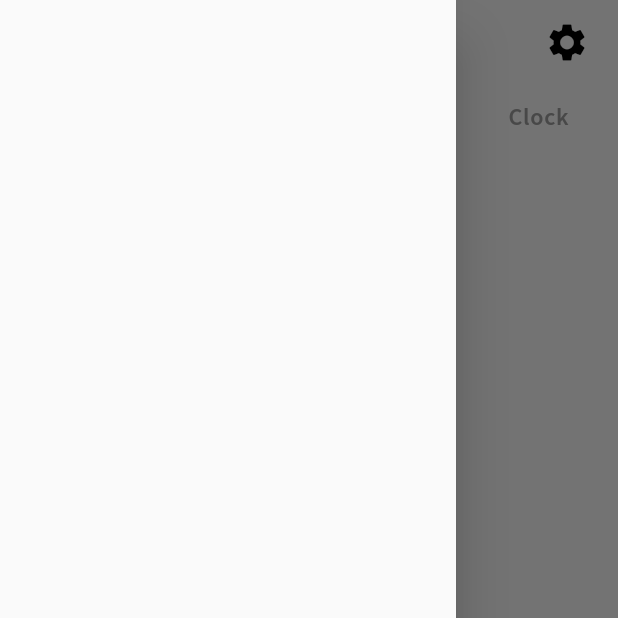
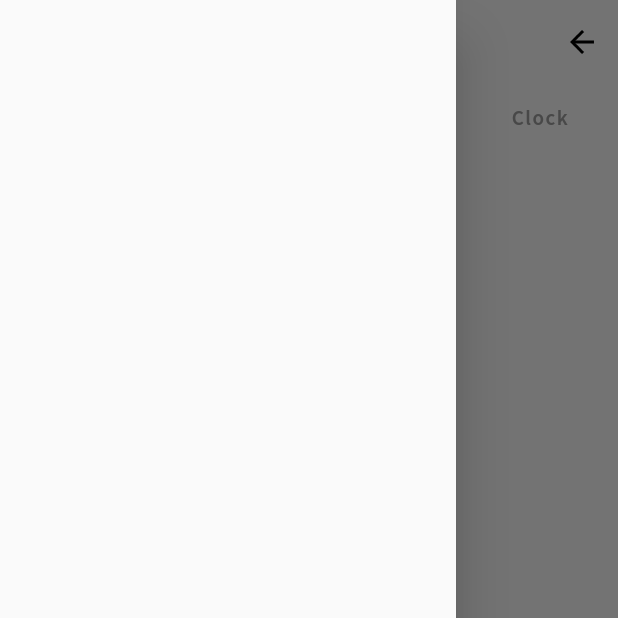
Before and after one commit to tuuhin/clockwork, a Flutter app: the screen it shows after launch, with the side drawer open, on a phone screen of 412 x 824 dp, the top half of it. Run offline on Flutter 3.47's test engine with Material 2 defaults, Android fonts, the phone set to English and light mode, and no system bars; our stand-ins replace google_fonts; missing offline and left inert: android_alarm_manager_plus.

```diff
--- a/lib/app/app.dart
+++ b/lib/app/app.dart
@@ -9,8 +9,10 @@ class App extends StatefulWidget {
   State<App> createState() => _AppState();
 }
 
-class _AppState extends State<App> with SingleTickerProviderStateMixin {
+class _AppState extends State<App> with TickerProviderStateMixin {
   late TabController _tabController;
+  late AnimationController _animationController;
+
   final List<Widget> _tabs = const [
     AlarmTab(),
     StopwatchTab(),
@@ -34,7 +36,10 @@ class _AppState extends State<App> with SingleTickerProviderStateMixin {
       length: 4,
       vsync: this,
     );
-    print(_tabController.indexIsChanging);
+
+    _animationController = AnimationController(
+        vsync: this, duration: const Duration(milliseconds: 200));
+
     _tabController.addListener(() {
       if (_tabController.index != _currentIndex &&
           !_tabController.indexIsChanging) {
@@ -45,39 +50,48 @@ class _AppState extends State<App> with SingleTickerProviderStateMixin {
     });
   }
 
+  void _onTap(int index) {
+    if (_currentIndex != index) {
+      setState(() => _currentIndex = index);
+      _tabController.animateTo(
+        index,
+        curve: Curves.decelerate,
+        duration: const Duration(milliseconds: 200),
+      );
+    }
+  }
+
   @override
   void dispose() {
     _tabController.dispose();
+    _animationController.dispose();
     super.dispose();
-  }
-
-  void _onTap(int index) {
-    if (_currentIndex != index) {
-      setState(() => _currentIndex = index);
-      _tabController.animateTo(index, curve: Curves.easeInOut);
-    }
   }
 
   @override
   Widget build(BuildContext context) {
     return Scaffold(
+        // extendBodyBehindAppBar: true,
         drawer: const AppDrawer(),
         appBar: AppBar(
+          automaticallyImplyLeading: false,
           backgroundColor: Colors.transparent,
           elevation: 0,
           actions: [
-            Padding(
-              padding: const EdgeInsets.only(right: 10),
-              child: Builder(builder: (context) {
-                return IconButton(
-                  onPressed: () {
-                    Scaffold.of(context).openDrawer();
-                  },
-                  icon:
-                      const Icon(Icons.settings, size: 30, color: Colors.black),
-                );
-              }),
-            )
+            AnimatedBuilder(
+                animation: _animationController,
+                builder: (context, animation) {
+                  return IconButton(
+                    onPressed: () {
+                      _animationController.forward();
+                      Scaffold.of(context).openDrawer();
+                    },
+                    icon: AnimatedIcon(
+                        color: Colors.black,
+                        icon: AnimatedIcons.arrow_menu,
+                        progress: _animationController),
+                  );
+                })
           ],
           bottom: TabBar(
               splashFactory: NoSplash.splashFactory,
@@ -88,34 +102,33 @@ class _AppState extends State<App> with SingleTickerProviderStateMixin {
                           : Colors.transparent),
               indicator: const BoxDecoration(),
               labelPadding: EdgeInsets.zero,
-              padding: const EdgeInsets.symmetric(horizontal: 2),
+              padding: const EdgeInsets.symmetric(horizontal: 1),
               controller: _tabController,
               onTap: _onTap,
               tabs: _tabsName
                   .asMap()
-                  .map<int, Tab>((index, value) => MapEntry(
+                  .map<int, Tab>((index, tabName) => MapEntry(
                         index,
                         Tab(
                           child: AnimatedContainer(
-                            curve: Curves.easeInOutCubic,
-                            duration: const Duration(milliseconds: 200),
+                            curve: Curves.easeInOut,
+                            duration: const Duration(milliseconds: 400),
                             decoration: BoxDecoration(
-                              borderRadius: BorderRadius.circular(20),
+                              borderRadius: BorderRadius.circular(15),
                               color: _currentIndex == index
-                                  ? const Color.fromARGB(255, 220, 220, 220)
+                                  ? const Color.fromARGB(220, 220, 220, 220)
                                   : null,
                             ),
                             child: Padding(
-                              padding: const EdgeInsets.symmetric(
-                                  horizontal: 12, vertical: 10),
+                              padding: const EdgeInsets.all(10),
                               child: Text(
-                                value,
+                                tabName,
                                 style: Theme.of(context)
                                     .textTheme
-                                    .subtitle1!
+                                    .subtitle2!
                                     .copyWith(
                                         fontWeight: FontWeight.w600,
-                                        letterSpacing: 0.5,
+                                        letterSpacing: 1,
                                         color: _currentIndex == index
                                             ? const Color.fromARGB(
                                                 255, 43, 43, 43)
--- /dev/null
+++ b/lib/app/widgets/app_widgets.dart
@@ -0,0 +1,3 @@
+export 'app_drawer.dart';
+export './stopwatch/clockpainter.dart';
+export './stopwatch/laps_stopwatch.dart';
--- /dev/null
+++ b/lib/context/context.dart
@@ -0,0 +1,2 @@
+export 'stop_watch_context.dart';
+export 'theme_context.dart';
--- a/lib/main.dart
+++ b/lib/main.dart
@@ -1,19 +1,43 @@
+import 'package:android_alarm_manager_plus/android_alarm_manager_plus.dart';
 import 'package:flutter/material.dart';
+import 'package:flutter/services.dart';
 import 'package:provider/provider.dart';
 import 'package:stopwatch/app/app.dart';
-import 'package:stopwatch/context/theme_context.dart';
+import 'package:stopwatch/context/context.dart';
 import 'package:stopwatch/utils/pallet.dart';
 
-void main() => runApp(
-      MultiProvider(
-        providers: [
-          ChangeNotifierProvider<ThemeContext>(
-            create: (context) => ThemeContext(),
-          )
-        ],
-        child: const MyApp(),
-      ),
+void main() async {
+  WidgetsFlutterBinding.ensureInitialized();
+  await AndroidAlarmManager.initialize();
+
+  SystemChrome.setPreferredOrientations(
+      [DeviceOrientation.portraitUp, DeviceOrientation.portraitDown]);
+  // SystemChrome.setEnabledSystemUIMode(SystemUiMode.edgeToEdge);
+
+  runApp(const ProviderWrappers());
+}
+
+class ProviderWrappers extends StatelessWidget {
+  const ProviderWrappers({Key? key}) : super(key: key);
+
+  @override
+  Widget build(BuildContext context) {
+    final StopWatchContext _stopWatchContext = StopWatchContext();
+    return MultiProvider(
+      providers: [
+        ChangeNotifierProvider<ThemeContext>(
+          create: (context) => ThemeContext(),
+        ),
+        ChangeNotifierProvider<StopWatchContext>(
+            create: (context) => _stopWatchContext),
+        StreamProvider<StopWatchTime>(
+            create: (context) => _stopWatchContext.getStopWatch(),
+            initialData: const Duration())
+      ],
+      child: const MyApp(),
     );
+  }
+}
 
 class MyApp extends StatelessWidget {
   const MyApp({Key? key}) : super(key: key);
@@ -22,7 +46,7 @@ class MyApp extends StatelessWidget {
     final ThemeContext _themeData = Provider.of<ThemeContext>(context);
 
     return MaterialApp(
-        title: 'Flutter Demo',
+        title: 'ClockWork',
         debugShowCheckedModeBanner: false,
         theme: _themeData.currentThemeIsDark
             ? Pallet.darkTheme
```
Also changed, not shown: lib/app/tabs/stopwatch_tab.dart (+66 -42 lines), lib/app/widgets/stopwatch/lap_cards.dart (+2 -10 lines), lib/context/stop_watch_context.dart (+45 -16 lines).
